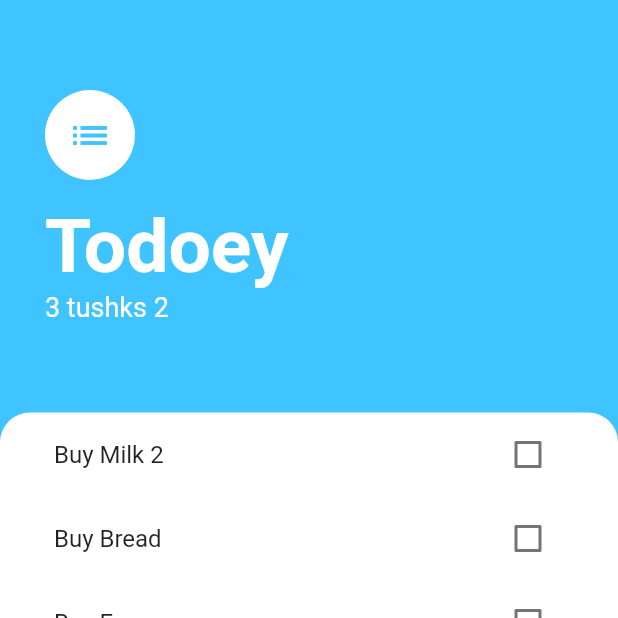
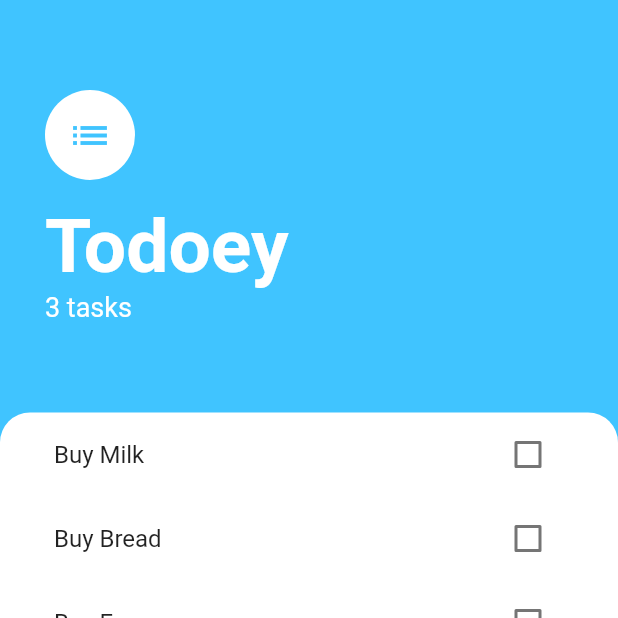
Before and after one commit to MaulanaArya30/Todoey_app_flutter_course, a Flutter app: the screen it shows after launch, on a phone screen of 412 x 824 dp, the top half of it. Run offline on Flutter 3.47's test engine with Material 2 defaults, Android fonts, the phone set to English and light mode, and no system bars.

Commit message:
conflict test merge

```diff
--- a/lib/models/data.dart
+++ b/lib/models/data.dart
@@ -3,7 +3,7 @@ import 'package:todoey_app_flutter_course/models/task.dart';
 
 class Data extends ChangeNotifier {
   List<Task> tasks = [
-    Task(name: 'Buy Milk 2'),
+    Task(name: 'Buy Milk'),
     Task(name: 'Buy Bread'),
     Task(name: 'Buy Eggs'),
   ];
--- a/lib/screens/task_screen.dart
+++ b/lib/screens/task_screen.dart
@@ -60,7 +60,7 @@ class TaskScreen extends StatelessWidget {
                   ),
                 ),
                 Text(
-                  '${Provider.of<Data>(context).taskCount} tushks 2',
+                  '${Provider.of<Data>(context).taskCount} tasks',
                   style: TextStyle(
                     color: Colors.white,
                     fontSize: 18,
```
